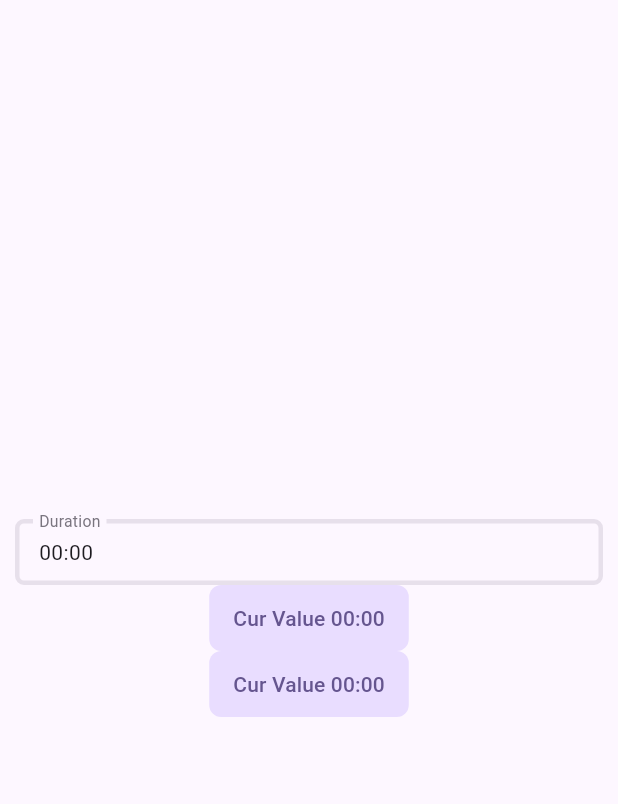
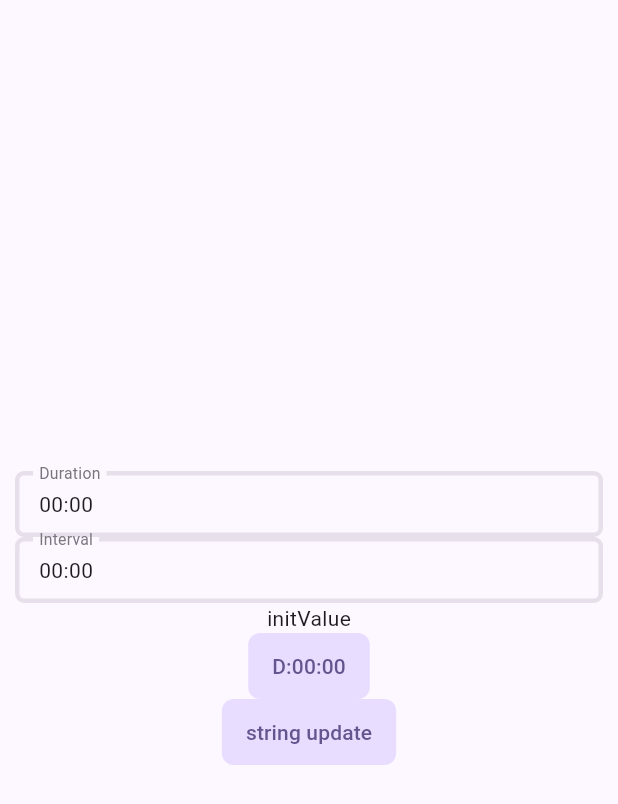
Before and after one commit to liubart123/life_log_2, a Flutter app: the MySandbox widget shown alone on an empty page, opened directly, on a phone screen of 412 x 824 dp. Shown: the top 804 px of the screen. Run offline on Flutter 3.47's test engine with Material 3 defaults, Android fonts, the phone set to English and light mode, and no system bars; our stand-ins replace flex_color_scheme, flutter_dotenv, gap, get; missing offline and left inert: mutex, postgres; statements that could not run were skipped.

Commit message:
testing inputFIeld apporach to reset TextFIeldController's value on build

```diff
--- a/lib/home/daily_activity_edit_bottom_sheet/daily_activity_edit_bottom_sheet.dart
+++ b/lib/home/daily_activity_edit_bottom_sheet/daily_activity_edit_bottom_sheet.dart
@@ -62,6 +62,10 @@ class DailyActivityEditBottomSheet extends StatelessWidget {
         Flexible(
           fit: FlexFit.loose,
           flex: 2,
+          // child: MyDurationInputField(
+          //   label: 'Duration',
+          //   rxValue: controller.rxDailyActivity.value.duration,
+          // ),
           child: MyIntervalInputField(
             initialValue: controller.dailyActivity.duration,
             label: 'Duration',
--- a/lib/home/sandbox/my_sandbox.dart
+++ b/lib/home/sandbox/my_sandbox.dart
@@ -72,26 +72,45 @@ class MySandbox extends StatelessWidget {
             children: [
               MyDurationInputField(
                 label: 'Duration',
-                rxValue: controller.durationRx,
+                rxValue: Rx(controller.customClass.value.duration),
               ),
-              MyTextButton(
-                text: 'Cur Value ${controller.durationRx.value.toFormattedString()}',
-                callback: () {
-                  controller.durationRx.value = Duration(minutes: controller.durationRx.value.inMinutes + 1);
+              Obx(
+                () {
+                  MyLogger.controller2('build obx duration');
+                  return MyIntervalInputField(
+                    initialValue: controller.customClass.value.duration,
+                    label: 'Interval',
+                    onSubmit: (newValue) {},
+                  );
                 },
               ),
               Obx(
                 () {
-                  MyLogger.controller2('Rx button build');
-                  return MyTextButton(
-                    text: 'Cur Value ${controller.durationRx.value.toFormattedString()}',
-                    callback: () async {
-                      await Future.delayed(Duration(milliseconds: 3000));
-                      controller.durationRx.value = Duration(minutes: controller.durationRx.value.inMinutes + 1);
-                    },
-                  );
+                  MyLogger.controller2('build obx stringVar');
+                  return Text(controller.customClass.value.stringVar);
                 },
               ),
+              Obx(
+                () => MyTextButton(
+                  text: 'D:${controller.customClass.value.duration.toFormattedString()}',
+                  callback: () async {
+                    MyLogger.debug('button clicked');
+                    await Future.delayed(Duration(milliseconds: 1500));
+                    controller.customClass.update((val) {
+                      MyLogger.debug('updating value');
+                      val!.duration = Duration(minutes: val.duration.inMinutes);
+                    });
+                  },
+                ),
+              ),
+              MyTextButton(
+                text: 'string update',
+                callback: () async {
+                  controller.customClass.update((val) {
+                    val!.stringVar = DateTime.now().second.toString();
+                  });
+                },
+              )
             ],
           ),
         );
--- a/lib/home/sandbox/my_sandbox_controller.dart
+++ b/lib/home/sandbox/my_sandbox_controller.dart
@@ -10,6 +10,7 @@ class MySandboxController extends GetxController {
 class SandboxCustomClass {
   String stringVar = 'initValue';
   String stringVar2 = 'initValue2';
+  Duration duration = Duration.zero;
   List<SandboxSmallCustomClass> list = List.empty(growable: true);
 }
 
--- a/lib/my_flutter_elements/my_input_widgets.dart
+++ b/lib/my_flutter_elements/my_input_widgets.dart
@@ -330,7 +330,16 @@ class _MyRawTextInputFieldState extends State<MyRawTextInputField> {
   }
 
   @override
+  void didUpdateWidget(covariant MyRawTextInputField oldWidget) {
+    if (oldWidget.initialValue != _controller.text) {
+      _controller.text = widget.initialValue;
+    }
+    super.didUpdateWidget(oldWidget);
+  }
+
+  @override
   Widget build(BuildContext context) {
+    MyLogger.controller2('$runtimeType build');
     return TextField(
       focusNode: _focusNode,
       controller: _controller,
```
Also changed, not shown: lib/home/daily_activity_edit_bottom_sheet/daily_activity_edit_bottom_sheet_controller.dart (+8 -1 lines).
